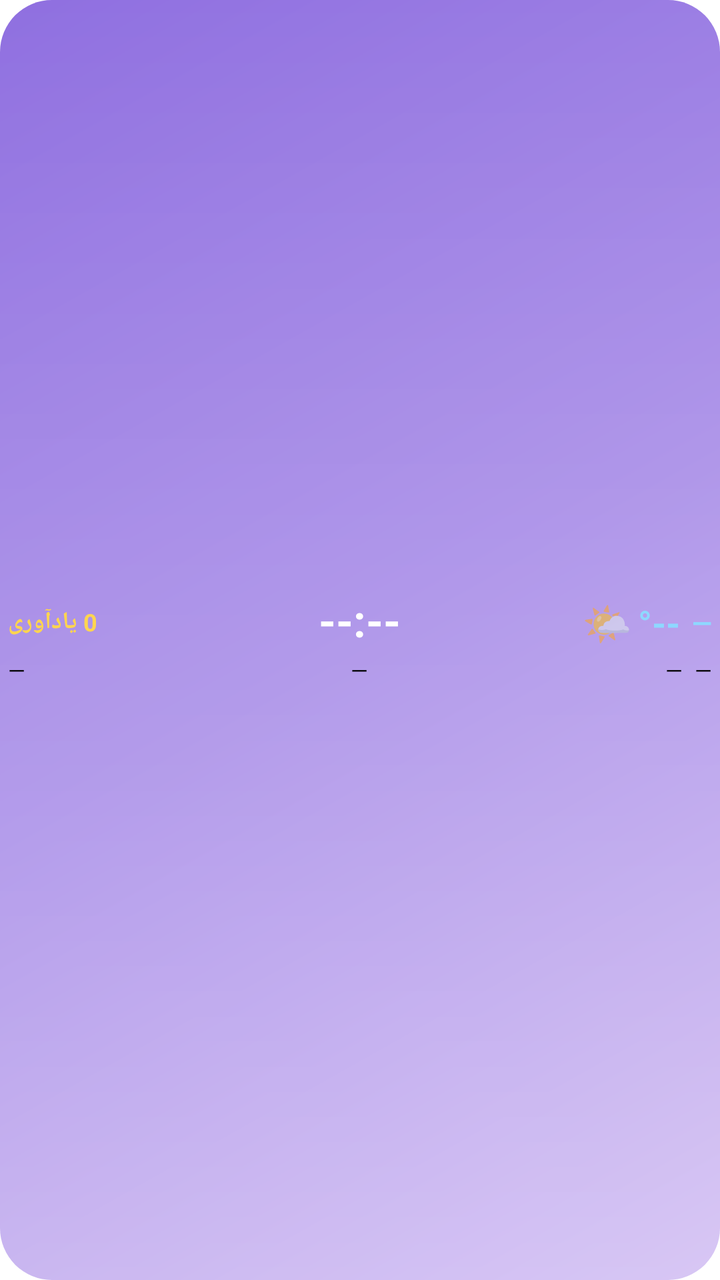
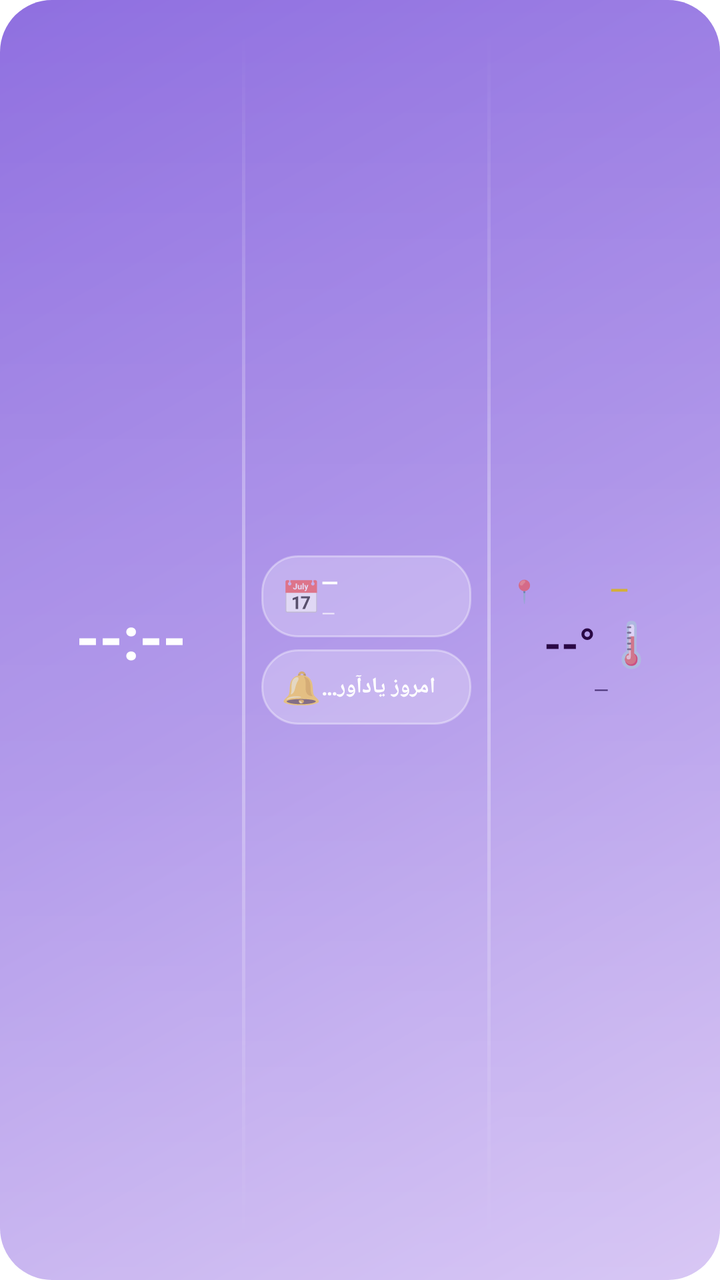

Before-and-after screenshots of an Android layout around one commit, followed by the original layout XML and the change that was made.
<!-- AndroidManifest.xml: fallback theme Theme.MaterialComponents.DayNight.NoActionBar -->
<!-- res/layout/weather_clock_widget.xml -->
<?xml version="1.0" encoding="utf-8"?>
<FrameLayout xmlns:android="http://schemas.android.com/apk/res/android"
    android:id="@+id/widget_root"
    android:layout_width="match_parent"
    android:layout_height="match_parent"
    android:background="@drawable/widget_background">

    <LinearLayout
        android:layout_width="match_parent"
        android:layout_height="match_parent"
        android:layoutDirection="ltr"
        android:orientation="vertical"
        android:gravity="center_vertical"
        android:paddingLeft="4dp"
        android:paddingRight="4dp"
        android:paddingTop="4dp"
        android:paddingBottom="4dp">

        
        <LinearLayout
            android:layout_width="match_parent"
            android:layout_height="wrap_content"
            android:layoutDirection="ltr"
            android:orientation="horizontal"
            android:gravity="center_vertical">

            
            <TextView
                android:id="@+id/widget_reminder"
                android:layout_width="0dp"
                android:layout_height="wrap_content"
                android:layout_weight="36"
                android:gravity="left|center_vertical"
                android:text="0 یادآوری"
                android:textColor="#FFD54F"
                android:textSize="12sp"
                android:textStyle="bold"
                android:maxLines="1"
                android:ellipsize="end" />

            
            <TextView
                android:id="@+id/widget_clock"
                android:layout_width="0dp"
                android:layout_height="wrap_content"
                android:layout_weight="28"
                android:gravity="center"
                android:text="--:--"
                android:textColor="#FFFFFF"
                android:textSize="22sp"
                android:textStyle="bold"
                android:includeFontPadding="false"
                android:maxLines="1"
                android:ellipsize="end" />

            
            <LinearLayout
                android:layout_width="0dp"
                android:layout_height="wrap_content"
                android:layout_weight="36"
                android:layoutDirection="rtl"
                android:orientation="horizontal"
                android:gravity="right|center_vertical">

                <TextView
                    android:id="@+id/widget_city"
                    android:layout_width="wrap_content"
                    android:layout_height="wrap_content"
                    android:text="—"
                    android:textColor="#8ED8FF"
                    android:textSize="13sp"
                    android:textStyle="bold"
                    android:maxLines="1"
                    android:ellipsize="end" />

                <TextView
                    android:id="@+id/widget_temp"
                    android:layout_width="wrap_content"
                    android:layout_height="wrap_content"
                    android:layout_marginStart="6dp"
                    android:text="--°"
                    android:textColor="#8ED8FF"
                    android:textSize="18sp"
                    android:textStyle="bold"
                    android:maxLines="1" />

                <TextView
                    android:id="@+id/widget_weather_emoji"
                    android:layout_width="wrap_content"
                    android:layout_height="wrap_content"
                    android:layout_marginStart="3dp"
                    android:text="🌤️"
                    android:textSize="20sp" />
            </LinearLayout>
        </LinearLayout>

        <FrameLayout
            android:layout_width="match_parent"
            android:layout_height="3dp"></FrameLayout>

        
        <LinearLayout
            android:layout_width="match_parent"
            android:layout_height="wrap_content"
            android:layoutDirection="ltr"
            android:orientation="horizontal"
            android:gravity="center_vertical">

            
            <TextView
                android:id="@+id/widget_date_gregorian"
                android:layout_width="0dp"
                android:layout_height="wrap_content"
                android:layout_weight="36"
                android:gravity="left|center_vertical"
                android:text="—"
                android:textColor="#000000"
                android:textSize="11sp"
                android:maxLines="1"
                android:ellipsize="end" />

            
            <TextView
                android:id="@+id/widget_date_hijri"
                android:layout_width="0dp"
                android:layout_height="wrap_content"
                android:layout_weight="28"
                android:gravity="center"
                android:text="—"
                android:textColor="#000000"
                android:textSize="11sp"
                android:maxLines="1"
                android:ellipsize="end" />

            
            <LinearLayout
                android:layout_width="0dp"
                android:layout_height="wrap_content"
                android:layout_weight="36"
                android:layoutDirection="rtl"
                android:orientation="horizontal"
                android:gravity="right|center_vertical">

                <TextView
                    android:id="@+id/widget_weekday"
                    android:layout_width="wrap_content"
                    android:layout_height="wrap_content"
                    android:text="—"
                    android:textColor="#000000"
                    android:textSize="11sp"
                    android:maxLines="1"
                    android:ellipsize="end" />

                <TextView
                    android:id="@+id/widget_date_shamsi"
                    android:layout_width="wrap_content"
                    android:layout_height="wrap_content"
                    android:layout_marginStart="6dp"
                    android:text="—"
                    android:textColor="#000000"
                    android:textSize="11sp"
                    android:maxLines="1" />
            </LinearLayout>
        </LinearLayout>
    </LinearLayout>
</FrameLayout>
<!-- resources referenced by this layout -->
<resources>
  <!-- drawable widget_background (drawable) -->
  <?xml version="1.0" encoding="utf-8"?>
  <layer-list xmlns:android="http://schemas.android.com/apk/res/android">
  
      <item>
          <shape>
              <corners android:radius="26dp" />
              <gradient
                  android:type="linear"
                  android:angle="135"
                  android:startColor="#CEB9F2"
                  android:centerColor="#A98EE8"
                  android:endColor="#8F6FE0" />
          </shape>
      </item>
  
      
      <item android:top="0dp" android:left="0dp" android:right="0dp">
          <shape android:shape="rectangle">
              <corners
                  android:topLeftRadius="26dp"
                  android:topRightRadius="26dp"
                  android:bottomLeftRadius="0dp"
                  android:bottomRightRadius="0dp" />
              <gradient
                  android:type="linear"
                  android:angle="90"
                  android:startColor="#33FFFFFF"
                  android:endColor="#00FFFFFF" />
              <size android:height="28dp" />
          </shape>
      </item>
  </layer-list>
</resources>

<!-- the commit's change to res/layout/weather_clock_widget.xml (unified diff, before → after) -->
@@ -1,6 +1,5 @@
 <?xml version="1.0" encoding="utf-8"?>
 <FrameLayout xmlns:android="http://schemas.android.com/apk/res/android"
-    android:id="@+id/widget_root"
     android:layout_width="match_parent"
     android:layout_height="match_parent"
     android:background="@drawable/widget_background">
@@ -9,158 +8,224 @@
         android:layout_width="match_parent"
         android:layout_height="match_parent"
         android:layoutDirection="ltr"
-        android:orientation="vertical"
-        android:gravity="center_vertical"
-        android:paddingLeft="4dp"
-        android:paddingRight="4dp"
-        android:paddingTop="4dp"
-        android:paddingBottom="4dp">
+        android:orientation="horizontal"
+        android:paddingStart="10dp"
+        android:paddingEnd="10dp"
+        android:paddingTop="8dp"
+        android:paddingBottom="8dp">
+
+        
+        <FrameLayout
+            android:layout_width="0dp"
+            android:layout_height="match_parent"
+            android:layout_weight="33">
+
+            <TextView
+                android:id="@+id/widget_clock"
+                android:layout_width="wrap_content"
+                android:layout_height="wrap_content"
+                android:layout_gravity="center"
+                android:text="--:--"
+                android:textColor="#FFFFFF"
+                android:textSize="30sp"
+                android:textStyle="bold"
+                android:includeFontPadding="false" />
+        </FrameLayout>
+
+        
+        <View
+            android:layout_width="1.5dp"
+            android:layout_height="match_parent"
+            android:layout_marginTop="10dp"
+            android:layout_marginBottom="10dp"
+            android:background="@drawable/widget_divider" />
 
         
         <LinearLayout
-            android:layout_width="match_parent"
-            android:layout_height="wrap_content"
-            android:layoutDirection="ltr"
-            android:orientation="horizontal"
-            android:gravity="center_vertical">
+            android:layout_width="0dp"
+            android:layout_height="match_parent"
+            android:layout_weight="36"
+            android:orientation="vertical"
+            android:gravity="center_vertical"
+            android:paddingStart="8dp"
+            android:paddingEnd="8dp">
 
             
+            <LinearLayout
+                android:layout_width="match_parent"
+                android:layout_height="wrap_content"
+                android:orientation="horizontal"
+                android:gravity="center_vertical"
+                android:background="@drawable/widget_pill_background"
+                android:paddingStart="10dp"
+                android:paddingEnd="10dp"
+                android:paddingTop="6dp"
+                android:paddingBottom="6dp">
+
+                <TextView
+                    android:layout_width="wrap_content"
+                    android:layout_height="wrap_content"
+                    android:text="📅"
+                    android:textSize="16sp" />
+
+                <LinearLayout
+                    android:layout_width="0dp"
+                    android:layout_height="wrap_content"
+                    android:layout_weight="1"
+                    android:layout_marginStart="8dp"
+                    android:orientation="vertical"
+                    android:gravity="end"
+                    android:layoutDirection="rtl">
+
+                    <TextView
+                        android:id="@+id/widget_date_line1"
+                        android:layout_width="wrap_content"
+                        android:layout_height="wrap_content"
+                        android:text="—"
+                        android:textColor="#FFFFFF"
+                        android:textSize="11sp"
+                        android:textStyle="bold"
+                        android:gravity="end"
+                        android:maxLines="1"
+                        android:ellipsize="end" />
+
+                    <TextView
+                        android:id="@+id/widget_date_line2"
+                        android:layout_width="wrap_content"
+                        android:layout_height="wrap_content"
+                        android:layout_marginTop="2dp"
+                        android:text="—"
+                        android:textColor="#EDE6FA"
+                        android:textSize="9sp"
+                        android:gravity="end"
+                        android:maxLines="1"
+                        android:ellipsize="end" />
+                </LinearLayout>
+            </LinearLayout>
+
+            <View
+                android:layout_width="match_parent"
+                android:layout_height="6dp" />
+
+            
+            <LinearLayout
+                android:layout_width="match_parent"
+                android:layout_height="wrap_content"
+                android:orientation="horizontal"
+                android:gravity="center_vertical"
+                android:background="@drawable/widget_pill_background"
+                android:paddingStart="10dp"
+                android:paddingEnd="10dp"
+                android:paddingTop="8dp"
+                android:paddingBottom="8dp">
+
+                <TextView
+                    android:layout_width="wrap_content"
+                    android:layout_height="wrap_content"
+                    android:text="🔔"
+                    android:textSize="16sp" />
+
+                <TextView
+                    android:id="@+id/widget_reminder"
+                    android:layout_width="0dp"
+                    android:layout_height="wrap_content"
+                    android:layout_weight="1"
+                    android:layout_marginStart="8dp"
+                    android:text="امروز یادآوری ندارید"
+                    android:textColor="#FFFFFF"
+                    android:textSize="11sp"
+                    android:textStyle="bold"
+                    android:gravity="end"
+                    android:layoutDirection="rtl"
+                    android:maxLines="1"
+                    android:ellipsize="end" />
+            </LinearLayout>
+        </LinearLayout>
+
+        
+        <View
+            android:layout_width="1.5dp"
+            android:layout_height="match_parent"
+            android:layout_marginTop="10dp"
+            android:layout_marginBottom="10dp"
+            android:background="@drawable/widget_divider" />
+
+        
+        <LinearLayout
+            android:layout_width="0dp"
+            android:layout_height="match_parent"
+            android:layout_weight="31"
+            android:orientation="vertical"
+            android:gravity="center"
+            android:paddingStart="10dp"
+            android:paddingEnd="4dp">
+
+            
+            <LinearLayout
+                android:layout_width="match_parent"
+                android:layout_height="wrap_content"
+                android:orientation="horizontal"
+                android:gravity="center_vertical"
+                android:layoutDirection="rtl">
+
+                <TextView
+                    android:id="@+id/widget_city"
+                    android:layout_width="0dp"
+                    android:layout_height="wrap_content"
+                    android:layout_weight="1"
+                    android:text="—"
+                    android:textColor="#D4AF37"
+                    android:textSize="12sp"
+                    android:textStyle="bold"
+                    android:gravity="center"
+                    android:maxLines="1"
+                    android:ellipsize="end"
+                    android:includeFontPadding="false" />
+
+                <TextView
+                    android:layout_width="wrap_content"
+                    android:layout_height="wrap_content"
+                    android:layout_marginStart="4dp"
+                    android:text="📍"
+                    android:textSize="11sp" />
+            </LinearLayout>
+
+            <LinearLayout
+                android:layout_width="wrap_content"
+                android:layout_height="wrap_content"
+                android:layout_marginTop="4dp"
+                android:orientation="horizontal"
+                android:gravity="center_vertical">
+
+                <TextView
+                    android:id="@+id/widget_temp"
+                    android:layout_width="wrap_content"
+                    android:layout_height="wrap_content"
+                    android:text="--°"
+                    android:textColor="#2A0845"
+                    android:textSize="22sp"
+                    android:textStyle="bold" />
+
+                <TextView
+                    android:id="@+id/widget_weather_emoji"
+                    android:layout_width="wrap_content"
+                    android:layout_height="wrap_content"
+                    android:layout_marginStart="4dp"
+                    android:text="🌡️"
+                    android:textSize="22sp" />
+            </LinearLayout>
+
             <TextView
-                android:id="@+id/widget_reminder"
-                android:layout_width="0dp"
-                android:layout_height="wrap_content"
-                android:layout_weight="36"
-                android:gravity="left|center_vertical"
-                android:text="0 یادآوری"
-                android:textColor="#FFD54F"
-                android:textSize="12sp"
-                android:textStyle="bold"
+                android:id="@+id/widget_weather_desc"
+                android:layout_width="wrap_content"
+                android:layout_height="wrap_content"
+                android:layout_marginTop="2dp"
+                android:text="—"
+                android:textColor="#4A3378"
+                android:textSize="10sp"
                 android:maxLines="1"
                 android:ellipsize="end" />
-
-            
-            <TextView
-                android:id="@+id/widget_clock"
-                android:layout_width="0dp"
-                android:layout_height="wrap_content"
-                android:layout_weight="28"
-                android:gravity="center"
-                android:text="--:--"
-                android:textColor="#FFFFFF"
-                android:textSize="22sp"
-                android:textStyle="bold"
-                android:includeFontPadding="false"
-                android:maxLines="1"
-                android:ellipsize="end" />
-
-            
-            <LinearLayout
-                android:layout_width="0dp"
-                android:layout_height="wrap_content"
-                android:layout_weight="36"
-                android:layoutDirection="rtl"
-                android:orientation="horizontal"
-                android:gravity="right|center_vertical">
-
-                <TextView
-                    android:id="@+id/widget_city"
-                    android:layout_width="wrap_content"
-                    android:layout_height="wrap_content"
-                    android:text="—"
-                    android:textColor="#8ED8FF"
-                    android:textSize="13sp"
-                    android:textStyle="bold"
-                    android:maxLines="1"
-                    android:ellipsize="end" />
-
-                <TextView
-                    android:id="@+id/widget_temp"
-                    android:layout_width="wrap_content"
-                    android:layout_height="wrap_content"
-                    android:layout_marginStart="6dp"
-                    android:text="--°"
-                    android:textColor="#8ED8FF"
-                    android:textSize="18sp"
-                    android:textStyle="bold"
-                    android:maxLines="1" />
-
-                <TextView
-                    android:id="@+id/widget_weather_emoji"
-                    android:layout_width="wrap_content"
-                    android:layout_height="wrap_content"
-                    android:layout_marginStart="3dp"
-                    android:text="🌤️"
-                    android:textSize="20sp" />
-            </LinearLayout>
         </LinearLayout>
 
-        <FrameLayout
-            android:layout_width="match_parent"
-            android:layout_height="3dp"></FrameLayout>
-
-        
-        <LinearLayout
-            android:layout_width="match_parent"
-            android:layout_height="wrap_content"
-            android:layoutDirection="ltr"
-            android:orientation="horizontal"
-            android:gravity="center_vertical">
-
-            
-            <TextView
-                android:id="@+id/widget_date_gregorian"
-                android:layout_width="0dp"
-                android:layout_height="wrap_content"
-                android:layout_weight="36"
-                android:gravity="left|center_vertical"
-                android:text="—"
-                android:textColor="#000000"
-                android:textSize="11sp"
-                android:maxLines="1"
-                android:ellipsize="end" />
-
-            
-            <TextView
-                android:id="@+id/widget_date_hijri"
-                android:layout_width="0dp"
-                android:layout_height="wrap_content"
-                android:layout_weight="28"
-                android:gravity="center"
-                android:text="—"
-                android:textColor="#000000"
-                android:textSize="11sp"
-                android:maxLines="1"
-                android:ellipsize="end" />
-
-            
-            <LinearLayout
-                android:layout_width="0dp"
-                android:layout_height="wrap_content"
-                android:layout_weight="36"
-                android:layoutDirection="rtl"
-                android:orientation="horizontal"
-                android:gravity="right|center_vertical">
-
-                <TextView
-                    android:id="@+id/widget_weekday"
-                    android:layout_width="wrap_content"
-                    android:layout_height="wrap_content"
-                    android:text="—"
-                    android:textColor="#000000"
-                    android:textSize="11sp"
-                    android:maxLines="1"
-                    android:ellipsize="end" />
-
-                <TextView
-                    android:id="@+id/widget_date_shamsi"
-                    android:layout_width="wrap_content"
-                    android:layout_height="wrap_content"
-                    android:layout_marginStart="6dp"
-                    android:text="—"
-                    android:textColor="#000000"
-                    android:textSize="11sp"
-                    android:maxLines="1" />
-            </LinearLayout>
-        </LinearLayout>
     </LinearLayout>
 </FrameLayout>
<!-- resource entries referenced after the edit -->
@@ -33,5 +33,24 @@
           </shape>
       </item>
   </layer-list>
+  <!-- drawable widget_divider (drawable) -->
+  <?xml version="1.0" encoding="utf-8"?>
+  <shape xmlns:android="http://schemas.android.com/apk/res/android" android:shape="rectangle">
+      <gradient
+          android:type="linear"
+          android:angle="90"
+          android:startColor="#00FFFFFF"
+          android:centerColor="#66FFFFFF"
+          android:endColor="#00FFFFFF" />
+  </shape>
+  <!-- drawable widget_pill_background (drawable) -->
+  <?xml version="1.0" encoding="utf-8"?>
+  <shape xmlns:android="http://schemas.android.com/apk/res/android">
+      <corners android:radius="18dp" />
+      <solid android:color="#40FFFFFF" />
+      <stroke
+          android:width="1dp"
+          android:color="#59FFFFFF" />
+  </shape>
 </resources>
 
